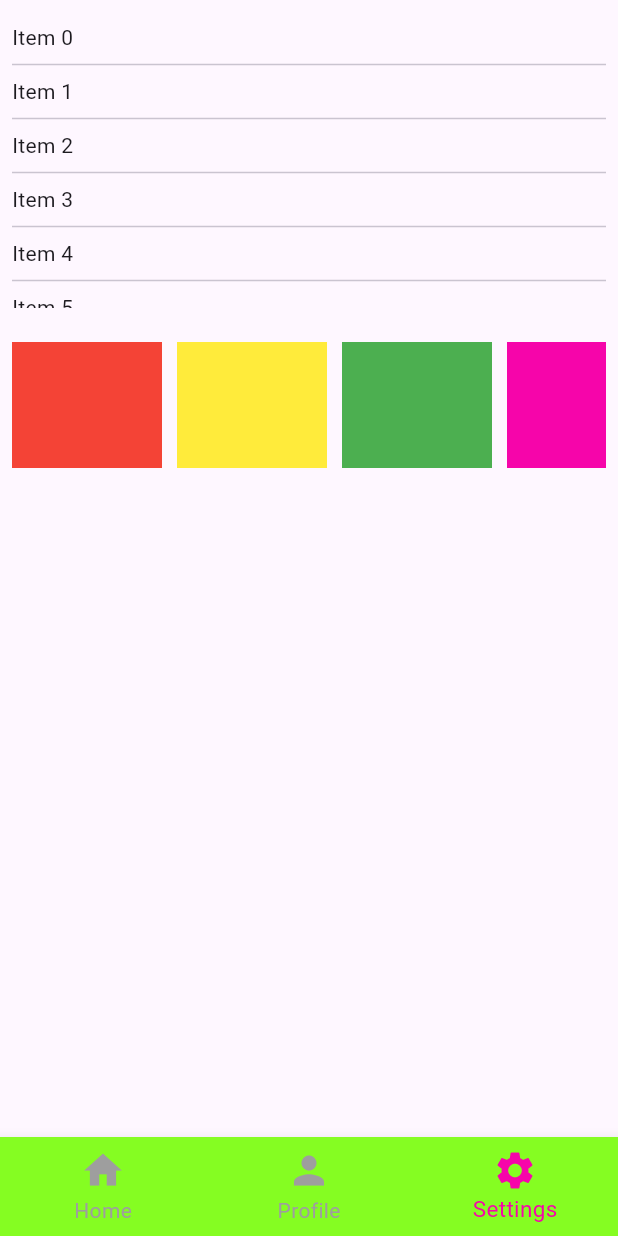
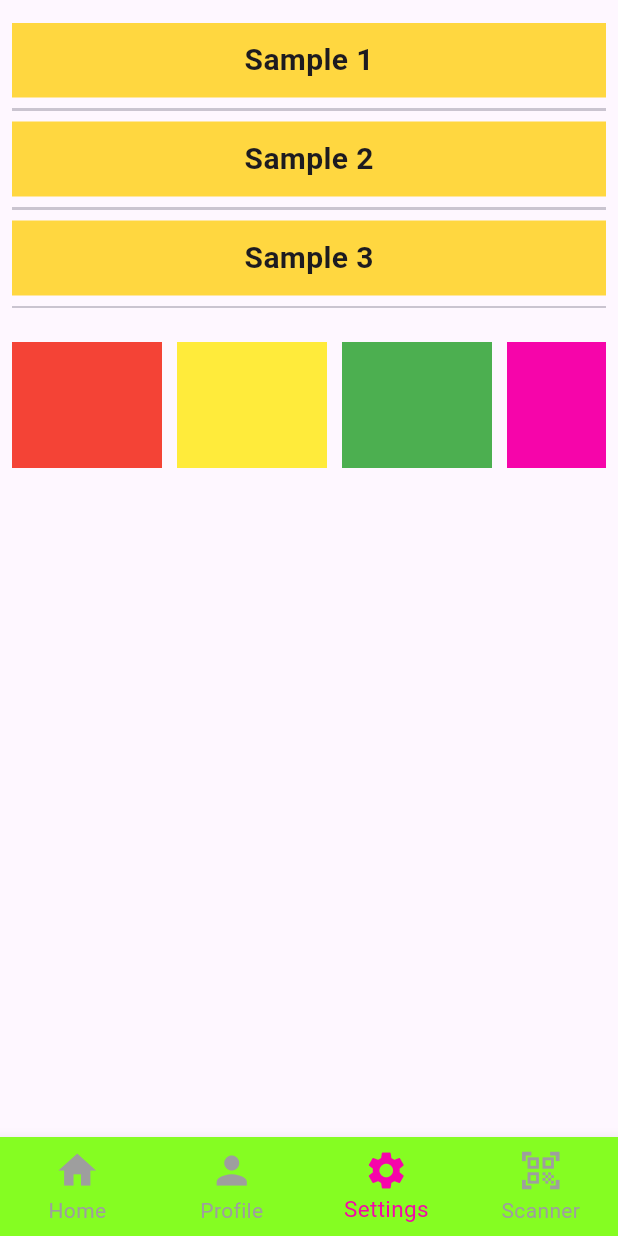
Before and after one commit to ranjitkc7/Auth_Form, a Flutter app: the InnerPage screen opened directly, item 3 of the bottom bar chosen, on a phone screen of 412 x 824 dp. Run offline on Flutter 3.47's test engine with Material 3 defaults, Android fonts, the phone set to English and light mode, and no system bars; our stand-ins replace image_picker; missing offline and left inert: mobile_scanner.

Commit message:
Learn About Scanner

```diff
--- a/lib/main.dart
+++ b/lib/main.dart
@@ -2,6 +2,7 @@ import 'dart:async';
 import 'package:flutter/material.dart';
 import 'package:image_picker/image_picker.dart';
 import 'dart:io';
+import 'package:mobile_scanner/mobile_scanner.dart';
 
 void main() {
   runApp(const MyApp());
@@ -581,6 +582,7 @@ class _InnerPageState extends State<InnerPage> {
     const InnerHomePage(),
     const ProfilePage(),
     const SettingPage(),
+    const ScannerPage(),
   ];
 
   @override
@@ -608,6 +610,10 @@ class _InnerPageState extends State<InnerPage> {
           BottomNavigationBarItem(
             icon: Icon(Icons.settings, size: 30),
             label: 'Settings',
+          ),
+          BottomNavigationBarItem(
+            icon: Icon(Icons.qr_code_scanner, size: 30),
+            label: "Scanner",
           ),
         ],
       ),
@@ -1036,12 +1042,32 @@ class _SettingPageState extends State<SettingPage> {
             child: Padding(
               padding: const EdgeInsets.symmetric(horizontal: 8.0, vertical: 5),
               child: ListView.separated(
-                itemCount: 10,
+                scrollDirection: Axis.vertical,
+                itemCount: 5,
                 itemBuilder: (context, index) {
-                  return Text("Item $index");
+                  List items = [
+                    "Sample 1",
+                    "Sample 2",
+                    "Sample 3",
+                    "Sample 4",
+                    "Sample 5",
+                  ];
+                  return Container(
+                    height: 50,
+                    color: Colors.amberAccent,
+                    child: Center(
+                      child: Text(
+                        items[index],
+                        style: TextStyle(
+                          fontSize: 20,
+                          fontWeight: FontWeight.w700,
+                        ),
+                      ),
+                    ),
+                  );
                 },
                 separatorBuilder: (context, index) {
-                  return Divider();
+                  return Divider(thickness: 2);
                 },
               ),
             ),
@@ -1053,10 +1079,20 @@ class _SettingPageState extends State<SettingPage> {
               padding: const EdgeInsets.all(8.0),
               child: ListView.separated(
                 scrollDirection: Axis.horizontal,
-                itemCount: 4,
+                itemCount: 5,
                 itemBuilder: (context, index) {
-                  List<Color> colors = [Colors.red, Colors.yellow, Colors.green, Color.fromARGB(255, 246, 5, 170)];
-                  return Container(width: 100, height: 100, color: colors[index]);
+                  List colors = [
+                    Colors.red,
+                    Colors.yellow,
+                    Colors.green,
+                    Color.fromARGB(255, 246, 5, 170),
+                    Colors.purple,
+                  ];
+                  return Container(
+                    width: 100,
+                    height: 100,
+                    color: colors[index],
+                  );
                 },
                 separatorBuilder: (context, index) => SizedBox(width: 10),
               ),
@@ -1067,3 +1103,75 @@ class _SettingPageState extends State<SettingPage> {
     );
   }
 }
+
+class ScannerPage extends StatefulWidget {
+  const ScannerPage({super.key});
+
+  @override
+  State<ScannerPage> createState() => _ScannerPageState();
+}
+
+class _ScannerPageState extends State<ScannerPage> {
+  bool isScanned = false;
+
+  @override
+  Widget build(BuildContext context) {
+    return Scaffold(
+      body: MobileScanner(
+        onDetect: (capture) {
+          if (isScanned) return;
+
+          final List<Barcode> barcodes = capture.barcodes;
+          final Barcode barcode = barcodes.first;
+
+          setState(() => isScanned = true);
+          Navigator.push(
+            context,
+            MaterialPageRoute(
+              builder: (_) =>
+                  ResultScreen(result: barcode.rawValue ?? "No data"),
+            ),
+          );
+        },
+      ),
+    );
+  }
+}
+
+class ResultScreen extends StatelessWidget {
+  final String result;
+  const ResultScreen({super.key, required this.result});
+
+  @override
+  Widget build(BuildContext context) {
+    return Scaffold(
+      appBar: AppBar(
+        title: Text("Result Screen"),
+        backgroundColor: const Color.fromARGB(255, 246, 5, 170),
+      ),
+      body: Center(
+        child: Column(
+          mainAxisAlignment: MainAxisAlignment.center,
+          children: [
+            Text(
+              "Scanned Data:",
+              style: TextStyle(fontSize: 22, fontWeight: FontWeight.bold),
+            ),
+            const SizedBox(height: 10),
+            Text(
+              result,
+              style: TextStyle(fontSize: 22, fontWeight: FontWeight.bold),
+            ),
+            const SizedBox(height: 10),
+            ElevatedButton(
+              onPressed: () {
+                Navigator.pop(context);
+              },
+              child: Text("Scan Again"),
+            ),
+          ],
+        ),
+      ),
+    );
+  }
+}
--- a/pubspec.yaml
+++ b/pubspec.yaml
@@ -36,6 +36,7 @@ dependencies:
   # The following adds the Cupertino Icons font to your application.
   # Use with the CupertinoIcons class for iOS style icons.
   cupertino_icons: ^1.0.8
+  mobile_scanner: ^6.0.0
 
 dev_dependencies:
   flutter_test:
```
Also changed, not shown: pubspec.lock, 2 other files.
